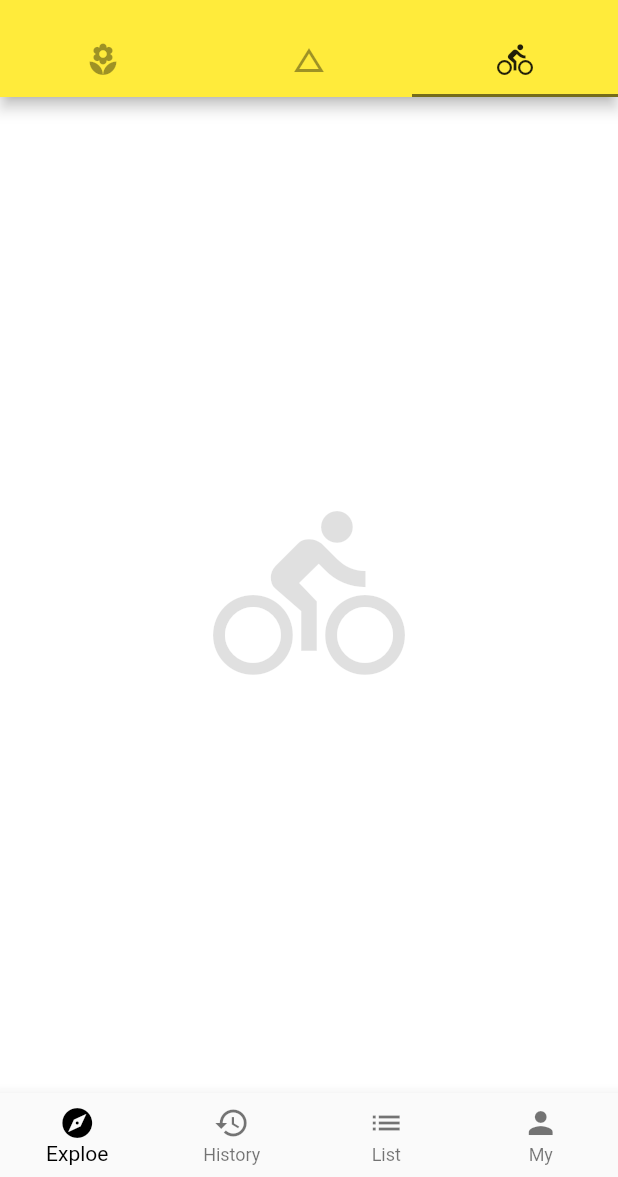
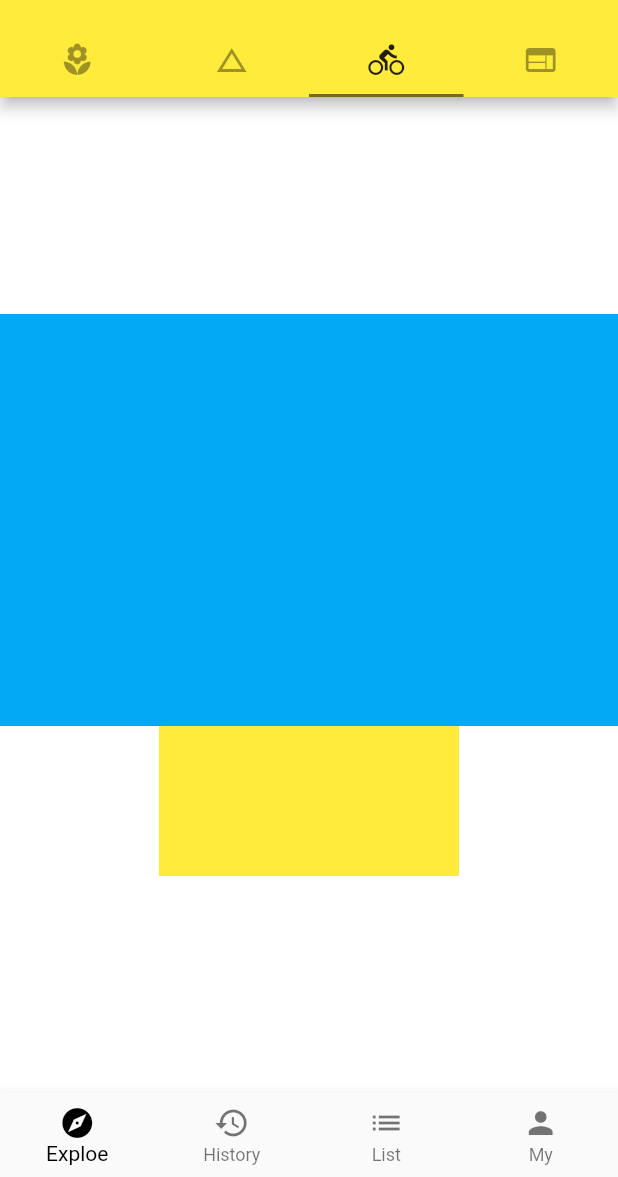
Before and after one commit to bugall/base-widget, a Flutter app: the screen it shows after launch, tab 3 chosen, on a phone screen of 412 x 824 dp, the part 59-1236 px from its top. Run offline on Flutter 3.47's test engine with Material 2 defaults, Android fonts, the phone set to English and light mode, and no system bars; missing offline and left inert: flutter_webview_plugin; network calls fail.

```diff
--- a/lib/component/draw.dart
+++ b/lib/component/draw.dart
@@ -10,16 +10,16 @@ class BDraw extends StatelessWidget {
           UserAccountsDrawerHeader(
             accountName:
                 Text('BUGALL', style: TextStyle(fontWeight: FontWeight.bold)),
-            accountEmail: Text('litengfei@bytedance'),
+            accountEmail: Text('litengfei@net.com'),
             currentAccountPicture: CircleAvatar(
               backgroundImage: NetworkImage(
-                  'https://ee.bytedance.net/ratak/employees/9202162/avatar/?format=noop.png'),
+                  'https://avatars2.githubusercontent.com/u/8531791?s=460&v=4'),
             ),
             decoration: BoxDecoration(
                 color: Colors.yellow[400],
                 image: DecorationImage(
                     image: NetworkImage(
-                        'https://ee.bytedance.net/ratak/employees/3279055/avatar/?format=noop.png'),
+                        'https://avatars2.githubusercontent.com/u/8531791?s=460&v=4'),
                     fit: BoxFit.cover,
                     colorFilter: ColorFilter.mode(
                         Colors.yellow[500], BlendMode.hardLight))),
--- /dev/null
+++ b/lib/component/layout.dart
@@ -0,0 +1,66 @@
+import 'package:flutter/material.dart';
+
+class BLayout extends StatelessWidget {
+  @override
+  Widget build(BuildContext context) {
+    // TODO: implement build
+    return Container(
+      color: Colors.white,
+      child: Column(
+        mainAxisAlignment: MainAxisAlignment.center,
+        // crossAxisAlignment: CrossAxisAlignment.start,
+        children: <Widget>[
+          // SizedBox(
+          //   width: 200.0,
+          //   height: 300.0,
+          //   child: Container(
+          //     child: IconBadge(Icons.pool),
+          //     alignment: Alignment(1.0, 0.0),
+          //     decoration: BoxDecoration(
+          //       color: Color.fromRGBO(3, 54, 255, 1.0),
+          //       borderRadius: BorderRadius.circular(8.0),
+          //     ),
+          //   ),
+          // ),
+          // IconBadge(Icons.pool),
+          // IconBadge(Icons.beach_access),
+          // IconBadge(Icons.airplanemode_active),
+          AspectRatio(
+            aspectRatio: 3.0 / 2.0,
+            child: Container(
+              color: Colors.lightBlue,
+              height: 20.0,
+            ),
+          ),
+          ConstrainedBox(
+            constraints: BoxConstraints(
+              minHeight: 100.0,
+              maxWidth: 200.0,
+            ),
+            child: Container(
+              color: Colors.yellow
+            ),
+          )
+        ],
+      ),
+    );
+  }
+}
+
+class IconBadge extends StatelessWidget {
+  final IconData icon;
+  final double size;
+
+  IconBadge(this.icon, {this.size = 32.0});
+
+  @override
+  Widget build(BuildContext context) {
+    // TODO: implement build
+    return Container(
+      child: Icon(icon, size: size, color: Colors.white),
+      width: size + 60,
+      height: size + 60,
+      color: Color.fromRGBO(3, 54, 255, 1.0),
+    );
+  }
+}
--- a/lib/component/tab/simple.dart
+++ b/lib/component/tab/simple.dart
@@ -2,14 +2,15 @@ import 'package:flutter/material.dart';
 import '../draw.dart';
 import '../bottomNavigationBar.dart';
 import '../list.dart';
+import './second.dart';
+import '../layout.dart';
+import '../webview.dart';
 
 class TabSimple extends StatelessWidget {
-
-
   @override
   Widget build(BuildContext context) {
     return DefaultTabController(
-        length: 3,
+        length: 4,
         child: Scaffold(
           backgroundColor: Colors.grey,
           appBar: AppBar(
@@ -35,20 +36,16 @@ class TabSimple extends StatelessWidget {
                   Tab(icon: Icon(Icons.local_florist)),
                   Tab(icon: Icon(Icons.change_history)),
                   Tab(icon: Icon(Icons.directions_bike)),
+                  Tab(icon: Icon(Icons.web)),
                 ],
               )),
           body: TabBarView(
             children: <Widget>[
               BList(),
-              new Container(
-                color: Colors.white,
-                child: Icon(Icons.local_florist,
-                    size: 128.0, color: Colors.black12),
-              ),
-              new Container(
-                color: Colors.white,
-                child: Icon(Icons.directions_bike,
-                    size: 128.0, color: Colors.black12),
+              SecondContext(),
+              BLayout(),
+              Expanded(
+                child: WebViewExample(),
               )
             ],
           ),
--- a/pubspec.yaml
+++ b/pubspec.yaml
@@ -19,6 +19,7 @@ environment:
 dependencies:
   flutter:
     sdk: flutter
+  flutter_webview_plugin: ^0.3.4
 
   # The following adds the Cupertino Icons font to your application.
   # Use with the CupertinoIcons class for iOS style icons.
```
Also changed, not shown: lib/component/tab/second.dart (added, +67 -0 lines), lib/component/webview.dart (added, +59 -0 lines), lib/model/post.dart (+5 -5 lines), pubspec.lock, 6 other files.
